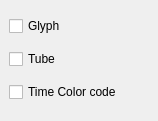
gofigure2/GoFigure2, file Code/GUI/lib/Resources/TrackDockWidget.ui: the form before one commit.
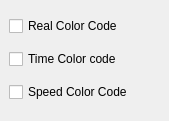
The form after the commit.

Commit message: ENH: startting speed color coding

What changed in the file:
```diff
--- a/Code/GUI/lib/Resources/TrackDockWidget.ui
+++ b/Code/GUI/lib/Resources/TrackDockWidget.ui
@@ -6,7 +6,7 @@
    <rect>
     <x>0</x>
     <y>0</y>
-    <width>158</width>
+    <width>169</width>
     <height>121</height>
    </rect>
   </property>
@@ -15,24 +15,39 @@
   </property>
   <widget class="QWidget" name="dockWidgetContents">
    <layout class="QGridLayout" name="gridLayout">
-    <item row="0" column="0">
-     <widget class="QCheckBox" name="glyph">
-      <property name="text">
-       <string>Glyph</string>
-      </property>
-     </widget>
-    </item>
     <item row="1" column="0">
-     <widget class="QCheckBox" name="tube">
-      <property name="text">
-       <string>Tube</string>
-      </property>
-     </widget>
-    </item>
-    <item row="2" column="0">
      <widget class="QCheckBox" name="time">
       <property name="text">
        <string>Time Color code</string>
+      </property>
+      <property name="autoExclusive">
+       <bool>true</bool>
+      </property>
+      <property name="tristate">
+       <bool>false</bool>
+      </property>
+     </widget>
+    </item>
+    <item row="2" column="0">
+     <widget class="QCheckBox" name="speed">
+      <property name="text">
+       <string>Speed Color Code</string>
+      </property>
+      <property name="autoExclusive">
+       <bool>true</bool>
+      </property>
+      <property name="tristate">
+       <bool>false</bool>
+      </property>
+     </widget>
+    </item>
+    <item row="0" column="0">
+     <widget class="QCheckBox" name="checkBox">
+      <property name="text">
+       <string>Real Color Code</string>
+      </property>
+      <property name="autoExclusive">
+       <bool>true</bool>
       </property>
      </widget>
     </item>
```
The commit also changes 5 other files.
